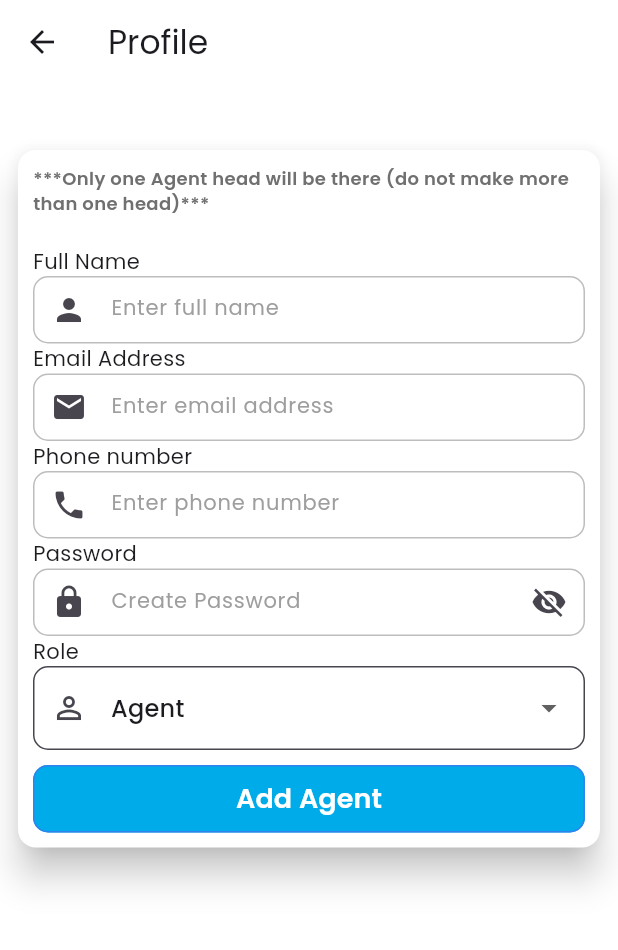
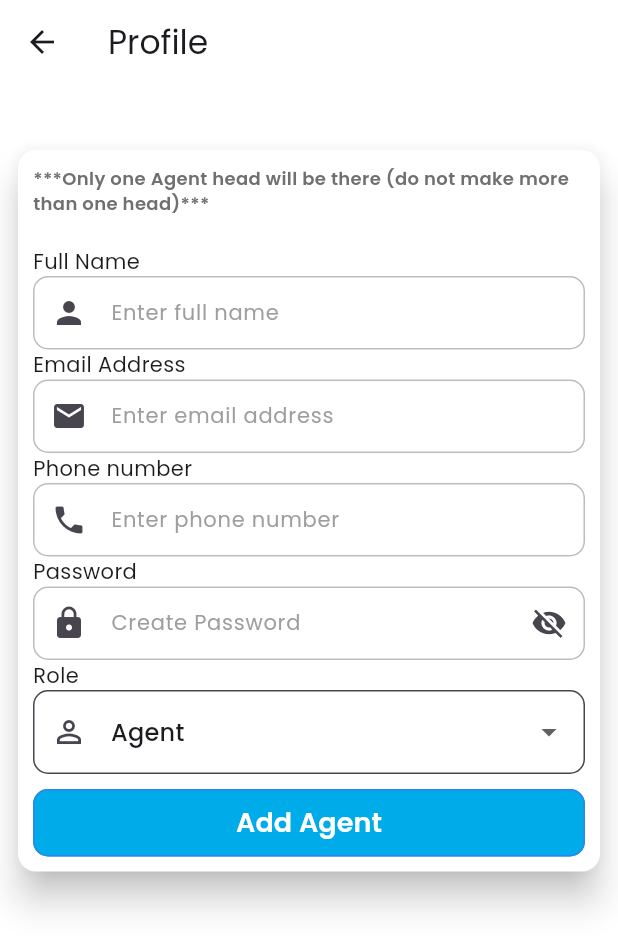
Before and after one commit to QuantumSharqwebteam/kkp_chat_app, a Flutter app: the AddAgent screen opened by its route, on a phone screen of 412 x 824 dp. Shown: the top 950 px of the screen. Run offline on Flutter 3.47's test engine with Material 3 defaults, Android fonts, the phone set to English and light mode, and no system bars; our stand-ins replace audioplayers, cached_network_image, carousel_slider, dotted_border, file_picker, firebase_core and 20 more; missing offline and left inert: agora_rtc_engine, excel, flutter_initicon, flutter_sound; accounts and stored records are empty; network calls fail.

Commit message:
fix(ui): resolve email text cutoff issue and improve field responsiveness

```diff
--- a/lib/presentation/common/chat/call_history_screen.dart
+++ b/lib/presentation/common/chat/call_history_screen.dart
@@ -28,12 +28,14 @@ class _CallHistoryScreenState extends State<CallHistoryScreen> {
     final email = LocalDbHelper.getEmail();
     try {
       final fetchedLogs = await _chatRepo.fetchCallLogs(email!);
+      if (!mounted) return;
       setState(() {
         callLogs = fetchedLogs;
         isLoading = false;
       });
     } catch (e) {
       debugPrint('Error fetching call logs: $e');
+      if (!mounted) return;
       setState(() {
         isLoading = false;
       });
@@ -57,7 +59,7 @@ class _CallHistoryScreenState extends State<CallHistoryScreen> {
     }
 
     if (callLogs.isEmpty) {
-      return Center(child: EmptyCallLogsWidget());
+      return const Center(child: EmptyCallLogsWidget());
     }
 
     final Map<String, List<CallLogModel>> groupedLogs = {};
@@ -69,8 +71,7 @@ class _CallHistoryScreenState extends State<CallHistoryScreen> {
 
       if (DateUtils.isSameDay(date, now)) {
         key = "Today";
-      } else if (DateUtils.isSameDay(
-          date, now.subtract(const Duration(days: 1)))) {
+      } else if (DateUtils.isSameDay(date, now.subtract(const Duration(days: 1)))) {
         key = "Yesterday";
       } else {
         key = "${date.day}/${date.month}/${date.year}";
@@ -80,6 +81,7 @@ class _CallHistoryScreenState extends State<CallHistoryScreen> {
     }
 
     final currentUserId = LocalDbHelper.getEmail();
+
     return ListView(
       children: groupedLogs.entries.map((entry) {
         return Column(
--- a/lib/presentation/common_widgets/custom_textfield.dart
+++ b/lib/presentation/common_widgets/custom_textfield.dart
@@ -27,7 +27,7 @@ class CustomTextField extends StatefulWidget {
     this.inputFormatters,
     this.onChanged,
     this.maxLength,
-    this.showLength = false, // ✅ Show length property
+    this.showLength = false,
   });
 
   final double width;
@@ -53,7 +53,7 @@ class CustomTextField extends StatefulWidget {
   final List<TextInputFormatter>? inputFormatters;
   final ValueChanged<String>? onChanged;
   final int? maxLength;
-  final bool showLength; // ✅ Show length property
+  final bool showLength;
 
   @override
   State<CustomTextField> createState() => _CustomTextFieldState();
@@ -85,20 +85,13 @@ class _CustomTextFieldState extends State<CustomTextField> {
 
   @override
   Widget build(BuildContext context) {
-    // Calculate the height based on showLength and errorText
-    double effectiveHeight = widget.height + (widget.showLength ? 20 : 0);
-
-    // Ensure the height increase is at most 20
-    if (widget.errorText != null) {
-      effectiveHeight += 20;
-    }
-
     return Column(
       crossAxisAlignment: CrossAxisAlignment.start,
       children: [
-        SizedBox(
-          width: widget.width,
-          height: effectiveHeight,
+        ConstrainedBox(
+          constraints: BoxConstraints(
+            minHeight: widget.height,
+          ),
           child: TextFormField(
             enabled: widget.enabled,
             obscuringCharacter: '*',
@@ -149,9 +142,11 @@ class _CustomTextFieldState extends State<CustomTextField> {
                     children: [
                       if (widget.isPassword)
                         IconButton(
-                          icon: Icon(_isObscured
-                              ? Icons.visibility_off
-                              : Icons.visibility),
+                          icon: Icon(
+                            _isObscured
+                                ? Icons.visibility_off
+                                : Icons.visibility,
+                          ),
                           onPressed: () {
                             setState(() => _isObscured = !_isObscured);
                           },
@@ -164,10 +159,8 @@ class _CustomTextFieldState extends State<CustomTextField> {
                     ],
                   ),
               contentPadding:
-                  const EdgeInsets.symmetric(horizontal: 12, vertical: 14),
-              counterText: widget.showLength
-                  ? null
-                  : "", // Show counter text only if showLength is true
+              const EdgeInsets.symmetric(horizontal: 12, vertical: 14),
+              counterText: widget.showLength ? null : "",
             ),
           ),
         ),
```
Also changed, not shown: 2 other files.
